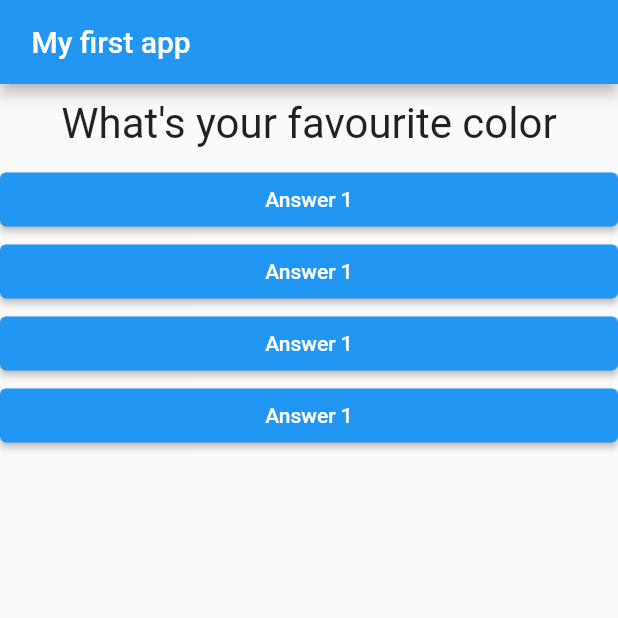
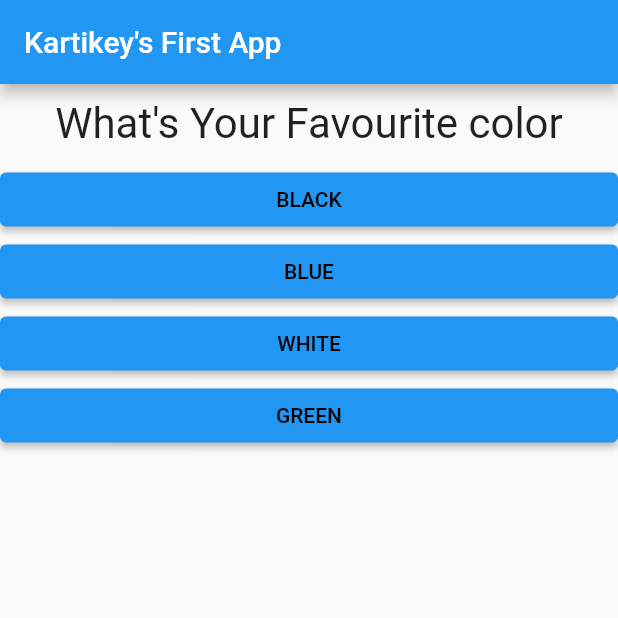
Before and after one commit to kartikpachori/quizapp, a Flutter app: the screen it shows after launch, on a phone screen of 412 x 824 dp, the top half of it. Run offline on Flutter 3.47's test engine with Material 2 defaults, Android fonts, the phone set to English and light mode, and no system bars.

Commit message:
completed app

```diff
--- a/lib/answer.dart
+++ b/lib/answer.dart
@@ -11,8 +11,9 @@ class Answer extends StatelessWidget {
     return Container(
       width: double.infinity,
       child: ElevatedButton(
-        style: ElevatedButton.styleFrom(primary: Colors.blue),
-        child: Text('Answer 1'),
+        style: ElevatedButton.styleFrom(
+            primary: Colors.blue, foregroundColor: Colors.black),
+        child: Text(answerText),
         onPressed: selectHandler,
       ),
     );
--- a/lib/main.dart
+++ b/lib/main.dart
@@ -1,8 +1,10 @@
+import 'package:flutter/cupertino.dart';
 import 'package:flutter/material.dart';
 import 'package:flutter_complete_guide/answer.dart';
 import 'package:flutter_complete_guide/question.dart';
-import './question.dart';
-import './answer.dart';
+import 'package:flutter_complete_guide/result.dart';
+import './quiz.dart';
+import './result.dart';
 
 void main() => runApp(MyApp());
 
@@ -15,47 +17,72 @@ class MyApp extends StatefulWidget {
 }
 
 class _MyAppState extends State<MyApp> {
+  final _questions = const [
+    {
+      'questionText': 'What\'s Your Favourite color',
+      'answers': [
+        {'text': 'BLACK', 'score': 10},
+        {'text': 'BLUE', 'score': 5},
+        {'text': 'WHITE', 'score': 3},
+        {'text': 'GREEN', 'score': 1}
+      ],
+    },
+    {
+      'questionText': 'Who\'s Your Favourite Animal',
+      'answers': [
+        {'text': 'RABBIT', 'score': 3},
+        {'text': 'LION ', 'score': 8},
+        {'text': 'TIGER', 'score': 10},
+        {'text': 'ELEPHANT', 'score': 5},
+      ],
+    },
+    {
+      'questionText': 'Who\'s Your Favourite Player',
+      'answers': [
+        {'text': 'DHONI', 'score': 3},
+        {'text': 'SACHIN ', 'score': 8},
+        {'text': 'VIRAT', 'score': 10},
+        {'text': 'ROHIT', 'score': 5},
+      ],
+    },
+  ];
+
   var _questionIndex = 0;
+  var _totalScore = 0;
+  void _resetQuiz() {
+    setState(() {
+      _questionIndex = 0;
+      _totalScore = 0;
+    });
+  }
 
-  void _answerquestions() {
+  void _answerquestions(int score) {
+    _totalScore += score;
     setState(() {
       _questionIndex = _questionIndex + 1;
     });
     print(_questionIndex);
+    if (_questionIndex < _questions.length) {
+      print('We have more questions');
+    } else {
+      print('no more quetions');
+    }
   }
 
   @override
   Widget build(BuildContext context) {
-    var questions = [
-      {
-        'questionText': 'What\'s your favourite color',
-        'answers': ['Black', 'Blue', 'Red', 'Green'],
-      },
-      {
-        'questionText': 'What\'s your favourite animal',
-        'answers': ['Rabbit', 'Lion', 'Tiger', 'Monkey'],
-      },
-      {
-        'questionText': 'What\'s your favourite Player',
-        'answers': ['Rohit', 'Virat', 'Sachin', 'Dhoni'],
-      },
-    ];
     return MaterialApp(
       home: Scaffold(
         appBar: AppBar(
-          title: Text(' My first app'),
+          title: Text('Kartikey\'s First App'),
         ),
-        body: Column(
-          children: [
-            Question(
-              questions[_questionIndex]['questionText'] as String,
-            ),
-            ...(questions.elementAt(_questionIndex)['answers'] as List<String>)
-                .map((answer) {
-              return Answer(_answerquestions, answer);
-            }).toList()
-          ],
-        ),
+        body: _questionIndex < _questions.length
+            ? Quiz(
+                answerquestions: _answerquestions,
+                questionIndex: _questionIndex,
+                questions: _questions,
+              )
+            : Result(_totalScore, _resetQuiz),
       ),
     );
   }
--- /dev/null
+++ b/lib/quiz.dart
@@ -0,0 +1,31 @@
+import 'package:flutter/material.dart';
+import './answer.dart';
+import './question.dart';
+
+class Quiz extends StatelessWidget {
+  final List<Map<String, Object>> questions;
+  final int questionIndex;
+  final Function answerquestions;
+
+  Quiz(
+      {required this.questions,
+      required this.answerquestions,
+      required this.questionIndex});
+
+  @override
+  Widget build(BuildContext context) {
+    return Column(
+      children: [
+        Question(
+          questions[questionIndex]['questionText'] as String,
+        ),
+        ...(questions.elementAt(questionIndex)['answers']
+                as List<Map<String, Object>>)
+            .map((answer) {
+          return Answer(
+              () => answerquestions(answer['score']), answer['text'] as String);
+        }).toList()
+      ],
+    );
+  }
+}
```
Also changed, not shown: lib/result.dart (added, +44 -0 lines).
